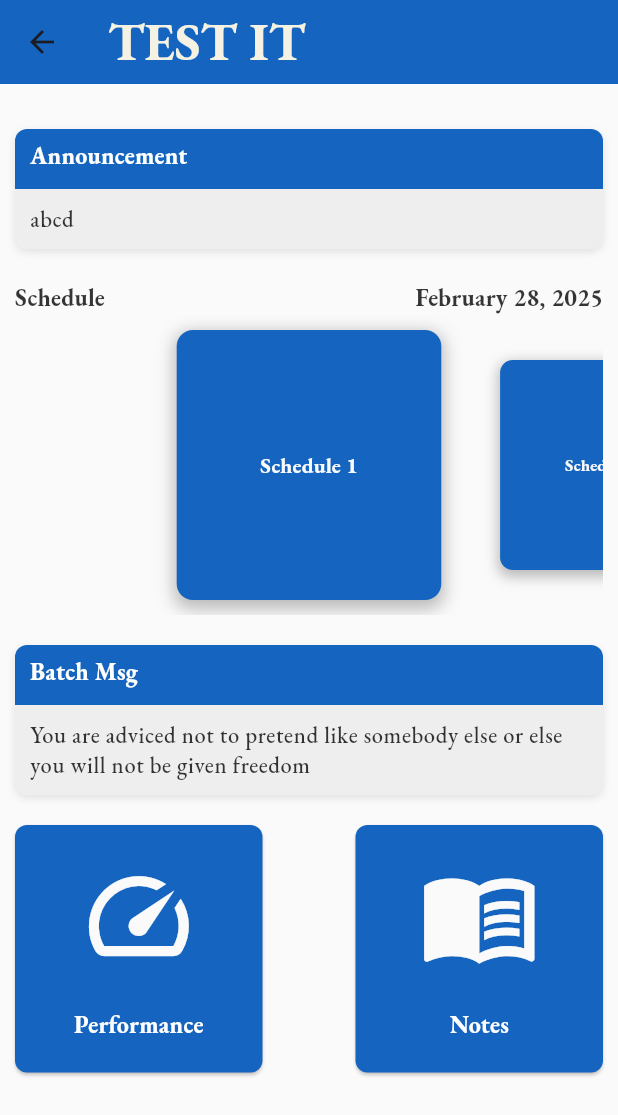
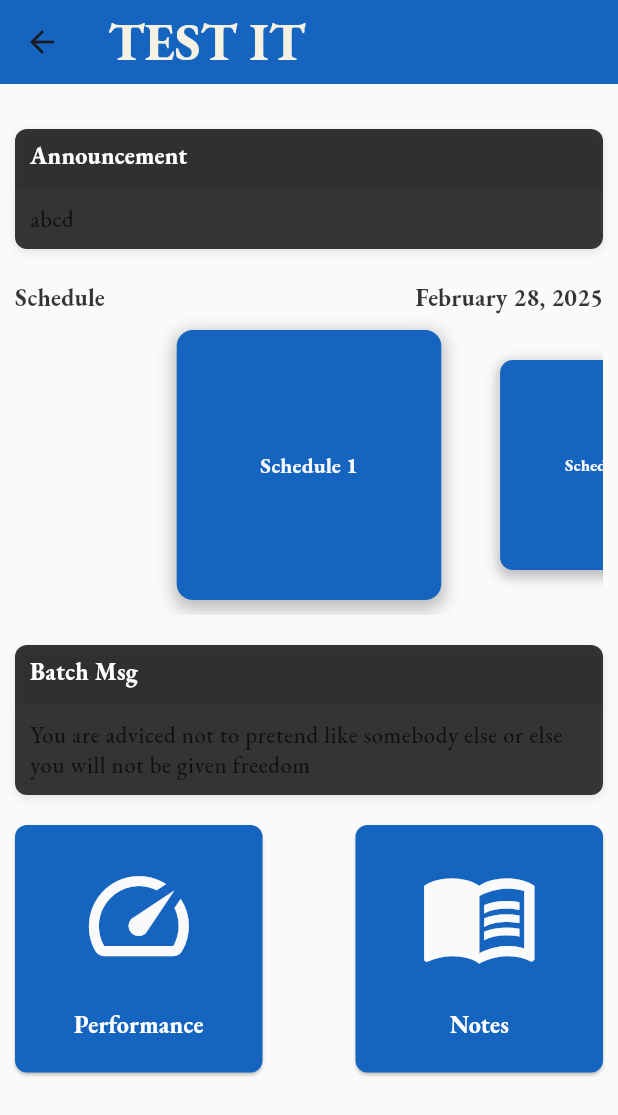
Before and after one commit to Neutrino-18/studentManagementApp, a Flutter app: the BeginScreen screen opened directly, on a phone screen of 412 x 824 dp. Shown: the top 1115 px of the screen. Run offline on Flutter 3.47's test engine with Material 3 defaults, Android fonts, the phone set to English and light mode, and no system bars; our stand-ins replace flutter_riverpod, google_fonts.

Commit message:
Theming a lil bit

```diff
--- a/lib/Common/Constants/api.dart
+++ b/lib/Common/Constants/api.dart
@@ -3,3 +3,4 @@ const announcementFetch = "$baseUrl/schedule/get/flutr/announcements/";
 const announcementPost = "$baseUrl/schedule/post/flutr/announcement/";
 const loginFetch = "$baseUrl/schedule/login/auth";
 const studentDataFetch = "$baseUrl/schedule/get/flutr/student";
+const allStudentFetch = "$baseUrl/schedule/get/flutr/students";
--- a/lib/Common/Widgets/box_prop.dart
+++ b/lib/Common/Widgets/box_prop.dart
@@ -32,7 +32,7 @@ class BoxProp extends StatelessWidget {
           children: [
             Container(
               width: double.infinity,
-              color: Theme.of(context).colorScheme.primary,
+              color: Theme.of(context).colorScheme.onBackground,
               height: 40,
               padding: const EdgeInsets.symmetric(horizontal: 10, vertical: 5),
               child: Text(headingText,
@@ -40,7 +40,8 @@ class BoxProp extends StatelessWidget {
             ),
             Container(
               width: double.infinity,
-              color: Theme.of(context).colorScheme.secondary,
+              color:
+                  Theme.of(context).colorScheme.onBackground.withOpacity(0.8),
               padding: const EdgeInsets.all(10),
               child: Text(
                 contentText,
--- a/lib/Repos/announcement_helper.dart
+++ b/lib/Repos/announcement_helper.dart
@@ -1,6 +1,5 @@
 import 'package:app_crt/Common/Constants/api.dart';
 import 'package:app_crt/Modals/announcements.dart';
-import 'package:flutter/material.dart';
 import 'package:http/http.dart' as http;
 import 'dart:convert';
 
--- a/lib/login_page.dart
+++ b/lib/login_page.dart
@@ -1,7 +1,5 @@
-import 'package:app_crt/Common/Constants/names.dart';
 import 'package:app_crt/Common/Widgets/text_field.dart';
 import 'package:app_crt/Common/page_footer.dart';
-import 'package:app_crt/Modals/login.dart';
 import 'package:app_crt/Providers/login_info.dart';
 import 'package:flutter/material.dart';
 import 'package:flutter_riverpod/flutter_riverpod.dart';
```
Also changed, not shown: lib/Repos/all_students_helper.dart (added, +22 -0 lines).
